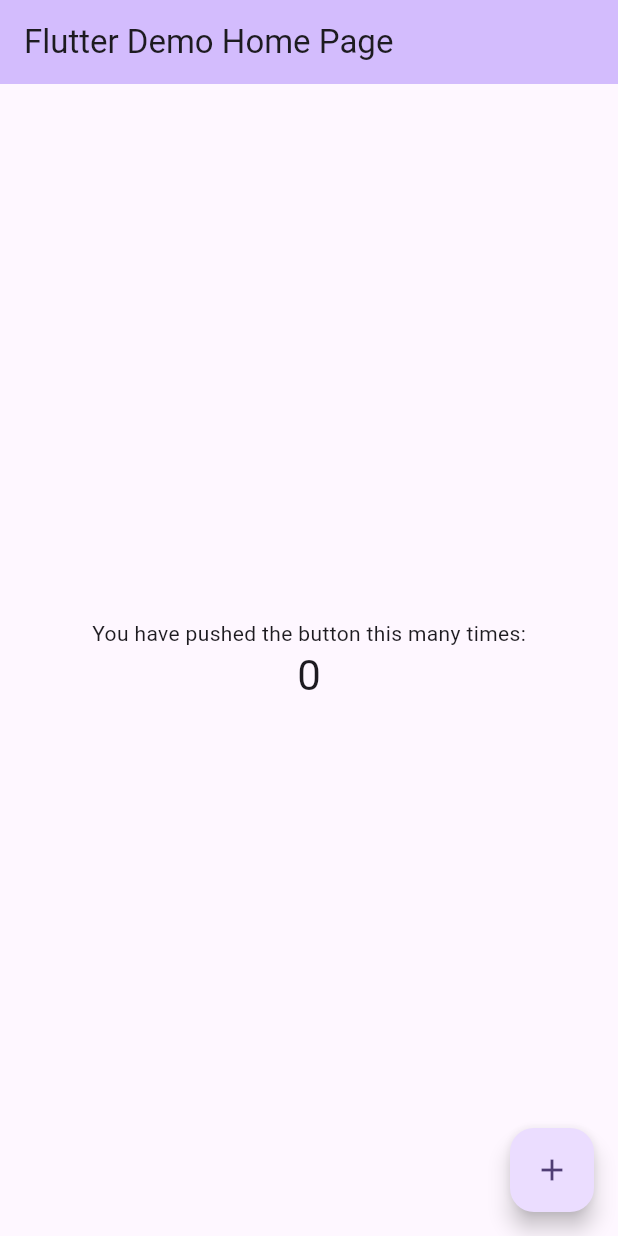
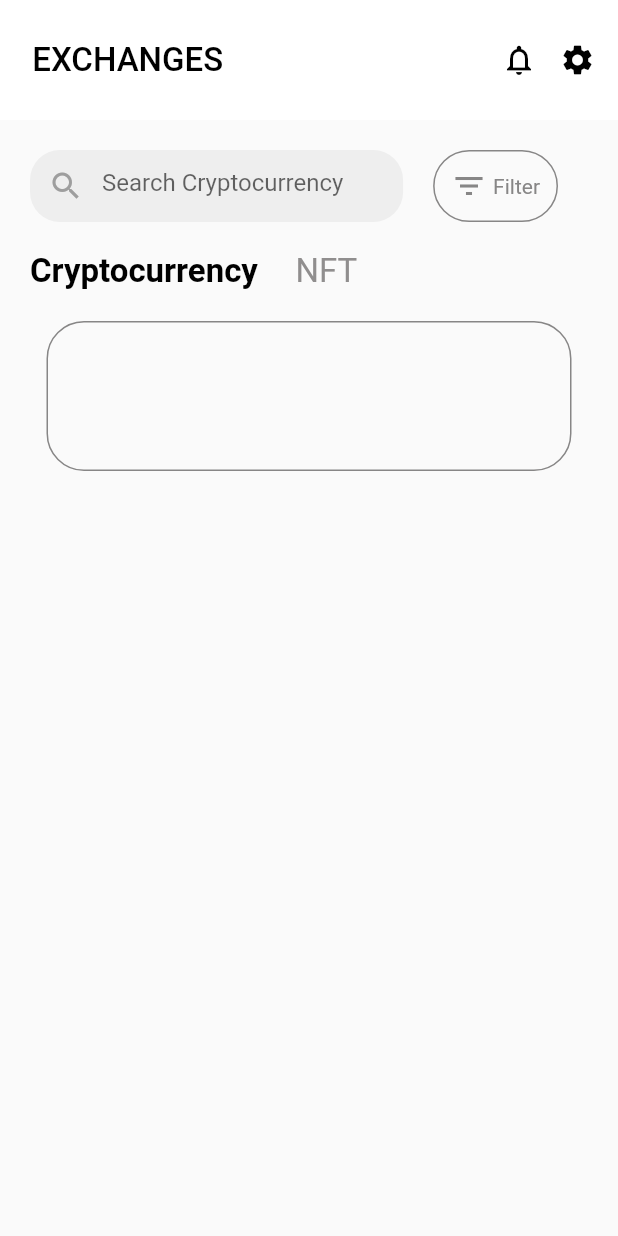
Before and after one commit to imguptaharsh/crypto-wallet, a Flutter app: the screen it shows after launch, on a phone screen of 412 x 824 dp. Run offline on Flutter 3.47's test engine with Material 2 defaults, Android fonts, the phone set to English and light mode, and no system bars.

Commit message:
Search Bar and filter

```diff
--- /dev/null
+++ b/wallet/lib/HomePage.dart
@@ -0,0 +1,95 @@
+import 'package:flutter/material.dart';
+import 'package:wallet/Poster.dart';
+
+class HomePage extends StatefulWidget {
+  const HomePage({super.key});
+
+  @override
+  State<HomePage> createState() => _HomePageState();
+}
+
+class _HomePageState extends State<HomePage> {
+  @override
+  Widget build(BuildContext context) {
+    return Scaffold(
+        appBar: AppBar(
+          backgroundColor: Colors.white,
+          elevation: 0,
+          title: const Text(' EXCHANGES',
+              style: TextStyle(color: Colors.black, fontSize: 22)),
+          actions: const [
+            Icon(
+              Icons.notifications_none_outlined,
+              color: Colors.black,
+            ),
+            SizedBox(width: 15),
+            Icon(Icons.settings, color: Colors.black),
+            SizedBox(width: 15),
+          ],
+          toolbarHeight: 80.0,
+        ),
+        body: const Column(
+          children: [
+            SearchBar(),
+            Poster(),
+          ],
+        ));
+  }
+}
+
+class SearchBar extends StatelessWidget {
+  const SearchBar({
+    super.key,
+  });
+
+  @override
+  Widget build(BuildContext context) {
+    return Row(
+      children: [
+        Expanded(
+          child: Padding(
+            padding: const EdgeInsets.all(20),
+            child: Container(
+              decoration: BoxDecoration(
+                borderRadius: BorderRadius.circular(20.0),
+                color: Colors.grey[200],
+              ),
+              child: const TextField(
+                decoration: InputDecoration(
+                  hintText: 'Search Cryptocurrency',
+                  border: InputBorder.none,
+                  prefixIcon: Icon(Icons.search, color: Colors.grey),
+                ),
+              ),
+            ),
+          ),
+        ),
+        Padding(
+          padding: const EdgeInsets.only(right: 40),
+          child: Container(
+            decoration: BoxDecoration(
+                borderRadius: BorderRadius.circular(25.0),
+                border: Border.all(
+                    color: const Color.fromARGB(255, 135, 134, 134))),
+            child: const Row(
+              children: [
+                Padding(
+                  padding: const EdgeInsets.fromLTRB(11.0, 11.0, 2.0, 11.0),
+                  child: Icon(Icons.filter_list,
+                      color: Color.fromARGB(255, 135, 134, 134)),
+                ),
+                Padding(
+                  padding: const EdgeInsets.fromLTRB(2.0, 11.0, 11.0, 11.0),
+                  child: Text(
+                    'Filter',
+                    style: TextStyle(color: Color.fromARGB(255, 135, 134, 134)),
+                  ),
+                ),
+              ],
+            ),
+          ),
+        ),
+      ],
+    );
+  }
+}
--- /dev/null
+++ b/wallet/lib/Poster.dart
@@ -0,0 +1,44 @@
+import 'package:flutter/material.dart';
+
+class Poster extends StatelessWidget {
+  const Poster({super.key});
+
+  @override
+  Widget build(BuildContext context) {
+    return Column(
+      children: [
+        const Padding(
+          padding: EdgeInsets.only(left: 20),
+          child: Row(
+            children: [
+              Text(
+                "Cryptocurrency",
+                style: TextStyle(
+                    fontSize: 22,
+                    color: Colors.black,
+                    fontWeight: FontWeight.w700),
+              ),
+              SizedBox(width: 25),
+              Text(
+                "NFT",
+                style: TextStyle(
+                    fontSize: 22, color: Color.fromARGB(255, 144, 142, 142)),
+              ),
+            ],
+          ),
+        ),
+        const SizedBox(height: 20),
+        Container(
+            height: 100,
+            width: 350,
+            decoration: BoxDecoration(
+                borderRadius: BorderRadius.circular(25.0),
+                border: Border.all(
+                    color: const Color.fromARGB(255, 135, 134, 134))),
+            child: const Column(
+              children: [],
+            )),
+      ],
+    );
+  }
+}
--- a/wallet/lib/main.dart
+++ b/wallet/lib/main.dart
@@ -1,4 +1,5 @@
 import 'package:flutter/material.dart';
+import 'package:wallet/HomePage.dart';
 
 void main() {
   runApp(const MyApp());
@@ -6,120 +7,11 @@ void main() {
 
 class MyApp extends StatelessWidget {
   const MyApp({super.key});
-
-  // This widget is the root of your application.
   @override
   Widget build(BuildContext context) {
-    return MaterialApp(
-      title: 'Flutter Demo',
-      theme: ThemeData(
-        // This is the theme of your application.
-        //
-        // TRY THIS: Try running your application with "flutter run". You'll see
-        // the application has a blue toolbar. Then, without quitting the app,
-        // try changing the seedColor in the colorScheme below to Colors.green
-        // and then invoke "hot reload" (save your changes or press the "hot
-        // reload" button in a Flutter-supported IDE, or press "r" if you used
-        // the command line to start the app).
-        //
-        // Notice that the counter didn't reset back to zero; the application
-        // state is not lost during the reload. To reset the state, use hot
-        // restart instead.
-        //
-        // This works for code too, not just values: Most code changes can be
-        // tested with just a hot reload.
-        colorScheme: ColorScheme.fromSeed(seedColor: Colors.deepPurple),
-        useMaterial3: true,
-      ),
-      home: const MyHomePage(title: 'Flutter Demo Home Page'),
-    );
+    return const MaterialApp(
+        title: 'Cypto Wallet',
+        debugShowCheckedModeBanner: false,
+        home: HomePage());
   }
 }
-
-class MyHomePage extends StatefulWidget {
-  const MyHomePage({super.key, required this.title});
-
-  // This widget is the home page of your application. It is stateful, meaning
-  // that it has a State object (defined below) that contains fields that affect
-  // how it looks.
-
-  // This class is the configuration for the state. It holds the values (in this
-  // case the title) provided by the parent (in this case the App widget) and
-  // used by the build method of the State. Fields in a Widget subclass are
-  // always marked "final".
-
-  final String title;
-
-  @override
-  State<MyHomePage> createState() => _MyHomePageState();
-}
-
-class _MyHomePageState extends State<MyHomePage> {
-  int _counter = 0;
-
-  void _incrementCounter() {
-    setState(() {
-      // This call to setState tells the Flutter framework that something has
-      // changed in this State, which causes it to rerun the build method below
-      // so that the display can reflect the updated values. If we changed
-      // _counter without calling setState(), then the build method would not be
-      // called again, and so nothing would appear to happen.
-      _counter++;
-    });
-  }
-
-  @override
-  Widget build(BuildContext context) {
-    // This method is rerun every time setState is called, for instance as done
-    // by the _incrementCounter method above.
-    //
-    // The Flutter framework has been optimized to make rerunning build methods
-    // fast, so that you can just rebuild anything that needs updating rather
-    // than having to individually change instances of widgets.
-    return Scaffold(
-      appBar: AppBar(
-        // TRY THIS: Try changing the color here to a specific color (to
-        // Colors.amber, perhaps?) and trigger a hot reload to see the AppBar
-        // change color while the other colors stay the same.
-        backgroundColor: Theme.of(context).colorScheme.inversePrimary,
-        // Here we take the value from the MyHomePage object that was created by
-        // the App.build method, and use it to set our appbar title.
-        title: Text(widget.title),
-      ),
-      body: Center(
-        // Center is a layout widget. It takes a single child and positions it
-        // in the middle of the parent.
-        child: Column(
-          // Column is also a layout widget. It takes a list of children and
-          // arranges them vertically. By default, it sizes itself to fit its
-          // children horizontally, and tries to be as tall as its parent.
-          //
-          // Column has various properties to control how it sizes itself and
-          // how it positions its children. Here we use mainAxisAlignment to
-          // center the children vertically; the main axis here is the vertical
-          // axis because Columns are vertical (the cross axis would be
-          // horizontal).
-          //
-          // TRY THIS: Invoke "debug painting" (choose the "Toggle Debug Paint"
-          // action in the IDE, or press "p" in the console), to see the
-          // wireframe for each widget.
-          mainAxisAlignment: MainAxisAlignment.center,
-          children: <Widget>[
-            const Text(
-              'You have pushed the button this many times:',
-            ),
-            Text(
-              '$_counter',
-              style: Theme.of(context).textTheme.headlineMedium,
-            ),
-          ],
-        ),
-      ),
-      floatingActionButton: FloatingActionButton(
-        onPressed: _incrementCounter,
-        tooltip: 'Increment',
-        child: const Icon(Icons.add),
-      ), // This trailing comma makes auto-formatting nicer for build methods.
-    );
-  }
-}
```
